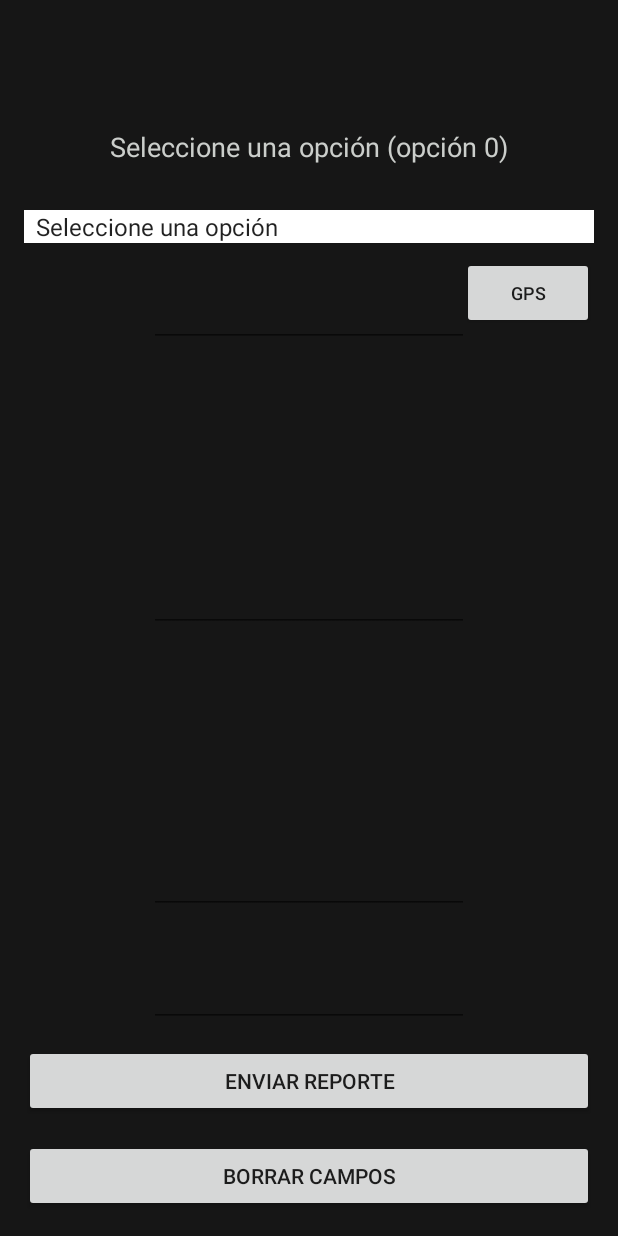
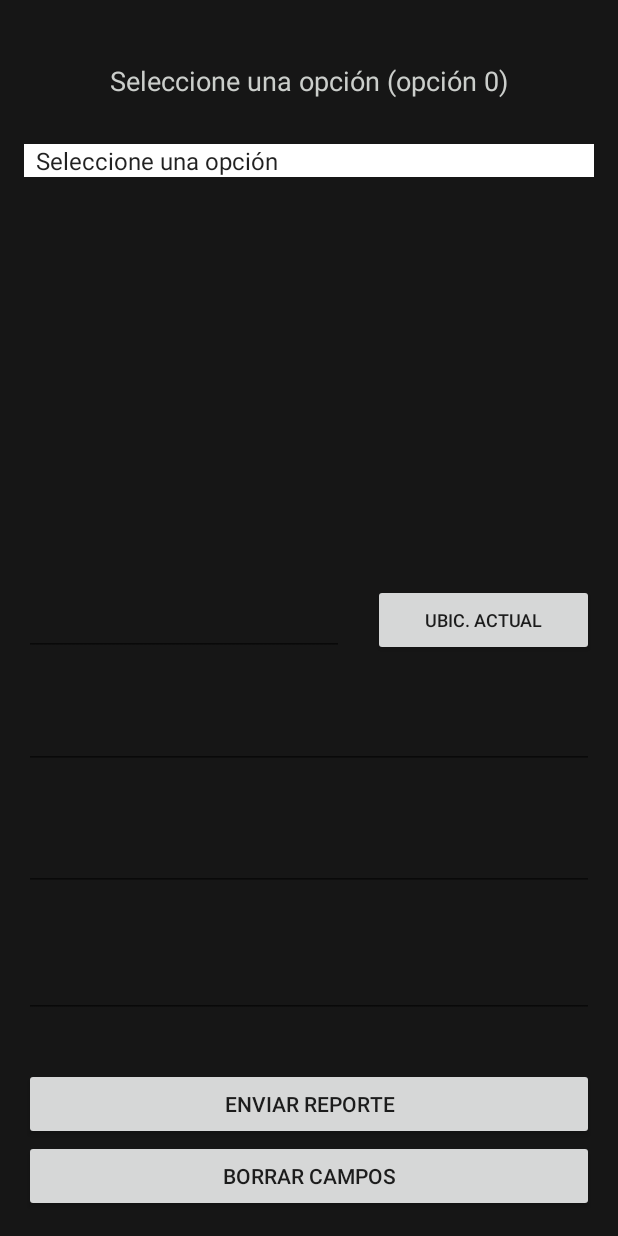
Before and after one commit to kzrrz/MyApplication, an Android app: the ReporteActivity screen opened directly, with no data from a screen before it, on a phone screen of 412 x 824 dp. Run offline under Robolectric (Android 15) with nearby library versions, the phone set to English and light mode, and no system bars.

Commit message:
Versión 0.7: -UI refinado -Imágenes añadidas

```diff
--- a/app/src/main/AndroidManifest.xml
+++ b/app/src/main/AndroidManifest.xml
@@ -4,7 +4,7 @@
 
     <application
         android:allowBackup="true"
-        android:icon="@mipmap/ic_launcher"
+        android:icon="@drawable/logo_color"
         android:label="@string/encabezadoMenuPpal"
         android:supportsRtl="true"
         android:theme="@style/AppTheme">
--- a/app/src/main/java/com/example/lsc/perrerampal/ReporteActivity.java
+++ b/app/src/main/java/com/example/lsc/perrerampal/ReporteActivity.java
@@ -19,17 +19,13 @@ public class ReporteActivity extends ActionBarActivity {
     //Declaraciones
     String opc;
     Button enviarBtn, borrarBtn, gpsBtn;
-    TextView msgTV, tV1, tV2, tV3, tV4;
+    TextView msgTV;
     EditText campo1, campo2, campo3, campo4;
     Spinner spn;
     ArrayAdapter<CharSequence> adapter;
 
     //Funciones:
-    void camposVisibles(){ //Activa la edición de los campos EditText y hace visibles los Hints.
-        tV1.setText(getString(R.string.arrowRep));
-        tV2.setText(getString(R.string.arrowRep));
-        tV3.setText(getString(R.string.arrowRep));
-        tV4.setText(getString(R.string.arrowRep));
+    void camposVisibles(){ //Activa la edición de los campos EditText y hace visibles los Hints.msg
         campo1.setHint(getString(R.string.lugRepHint));
         campo2.setHint(getString(R.string.repDescHint));
         campo3.setHint(getString(R.string.nombreRepHint));
@@ -39,10 +35,6 @@ public class ReporteActivity extends ActionBarActivity {
     }
 
     void camposNoVisibles(){ //Desactiva los campos, no se puede ingresar texto en los EditText.
-        tV1.setText("");
-        tV2.setText("");
-        tV3.setText("");
-        tV4.setText("");
         campo1.setHint(""); campo1.setFocusable(false);
         campo2.setHint(""); campo2.setFocusable(false);
         campo3.setHint(""); campo3.setFocusable(false);
@@ -50,7 +42,7 @@ public class ReporteActivity extends ActionBarActivity {
     }
 
     void borraCampos(){ //Borra el texto existente en los campos (los Hints permanecen)
-        campo1.setText(""); itallicDesactivado(); campo1.setHint(""); //Reestablecer el hint por si se queda activado el del botón "GPS"
+        campo1.setText(""); itallicDesactivado(); campo1.setHint(R.string.lugRepHint); //Reestablecer el hint por si se queda activado el del botón "GPS"
         campo2.setText("");
         campo3.setText("");
         campo4.setText("");
@@ -86,11 +78,16 @@ public class ReporteActivity extends ActionBarActivity {
         builder.setNegativeButton("No", new DialogInterface.OnClickListener() {
             public void onClick(DialogInterface dialog, int id) {
                 // Código para el onClick del Cancelar
+                // No hacer nada :v
             }
         });
         //Crear la alerta con la información que ya le dimos y ordenarle que la muestre
         builder.create();
         builder.show();
+    }
+
+    //Procedimiento para cuando el usuario quiere usar su ubicación actual.
+    protected void obtenerUbicación(){
     }
 
     @Override
@@ -102,9 +99,7 @@ public class ReporteActivity extends ActionBarActivity {
         enviarBtn = (Button) findViewById(R.id.envioReporteBtn);
         borrarBtn = (Button) findViewById(R.id.borrarBtn);
         gpsBtn = (Button) findViewById(R.id.ubicacionBtn);
-        msgTV = (TextView) findViewById(R.id.selecReporteTV); tV1 = (TextView) findViewById(R.id.textViewRep1);
-                tV2 =(TextView) findViewById(R.id.textViewRep2); tV3 = (TextView) findViewById(R.id.textViewRep3);
-                tV4 = (TextView) findViewById(R.id.textViewRep4);
+        msgTV = (TextView) findViewById(R.id.selecReporteTV);
         campo1 = (EditText) findViewById(R.id.lugarRepEditText); campo2 = (EditText) findViewById(R.id.descripcionRepEditText);
                 campo3 = (EditText) findViewById(R.id.nombreRepEditText); campo4 = (EditText) findViewById(R.id.telContactoEditText);
         spn = (Spinner) findViewById(R.id.reportSpinner);
@@ -116,6 +111,7 @@ public class ReporteActivity extends ActionBarActivity {
 
         camposNoVisibles();
 
+        //Spinner y sus elementos
         spn.setOnItemSelectedListener(new AdapterView.OnItemSelectedListener() {
             @Override
             public void onItemSelected(AdapterView<?> adapterView, View view, int i, long l) {
@@ -155,7 +151,7 @@ public class ReporteActivity extends ActionBarActivity {
                         Toast.makeText(getApplicationContext(), "Reporte de cadaver", Toast.LENGTH_SHORT).show();
                             camposVisibles();
                         break;
-                    case 7: //maltrato animal
+                    case 7:
                         Toast.makeText(getApplicationContext(), "Reporte de maltrato animal", Toast.LENGTH_SHORT).show();
                             camposVisibles();
                         break;
@@ -169,10 +165,13 @@ public class ReporteActivity extends ActionBarActivity {
                     }
                 });
 
+                //Evento onClick del botón "ubicación actual"
                 gpsBtn.setOnClickListener(new View.OnClickListener() { //Evento del botón "GPS"
                     @Override
                     public void onClick(View view) {
                         //Obtener ubicación actual
+
+
                         Toast.makeText(getApplicationContext(), "Obteniendo ubicación actual", Toast.LENGTH_SHORT).show();
                         itallicActivado();
                         campo1.setHint(getString(R.string.gpsStr));
--- a/app/src/main/java/com/example/lsc/perrerampal/SplashActivity.java
+++ b/app/src/main/java/com/example/lsc/perrerampal/SplashActivity.java
@@ -1,4 +1,4 @@
-package com.example.lsc.perrerampal;
+ package com.example.lsc.perrerampal;
 
 import android.content.Intent;
 import android.os.Handler;
@@ -17,7 +17,6 @@ public class SplashActivity extends AppCompatActivity {
         super.onCreate(savedInstanceState);
         setContentView(R.layout.activity_splash);
 
-
         //Código para el Splash Intro
         new Handler().postDelayed(new Runnable() {
             @Override
--- a/app/src/main/res/layout/activity_reporte.xml
+++ b/app/src/main/res/layout/activity_reporte.xml
@@ -10,20 +10,18 @@
     android:paddingTop="@dimen/activity_vertical_margin"
     tools:context="com.example.lsc.perrerampal.ReporteActivity">
 
-
-
     <TextView
         android:id="@+id/selecReporteTV"
         android:layout_width="match_parent"
         android:layout_height="wrap_content"
-        android:layout_alignParentLeft="true"
-        android:layout_alignParentStart="true"
-        android:layout_alignParentTop="true"
-        android:layout_marginTop="69dp"
+        android:layout_marginTop="25dp"
         android:text="@string/SelecReportTxt"
         android:textAlignment="center"
         android:textColor="@color/colorBlanco"
-        android:textSize="18sp" />
+        android:textSize="18sp"
+        android:layout_alignParentTop="true"
+        android:layout_alignParentLeft="true"
+        android:layout_alignParentStart="true" />
 
     <Spinner
         android:id="@+id/reportSpinner"
@@ -35,109 +33,69 @@
         android:layout_below="@+id/selecReporteTV"
         android:layout_marginTop="30dp" />
 
-    <TextView
-        android:id="@+id/textViewRep1"
-        android:layout_width="wrap_content"
-        android:layout_height="wrap_content"
-        android:layout_alignParentLeft="true"
-        android:layout_alignParentStart="true"
-        android:layout_below="@+id/reportSpinner"
-        android:layout_marginTop="38dp"
-        android:text=""
-        android:textColor="@color/colorBlanco"/>
-
-    <TextView
-        android:id="@+id/textViewRep2"
-        android:layout_width="wrap_content"
-        android:layout_height="wrap_content"
-        android:layout_alignParentLeft="true"
-        android:layout_alignParentStart="true"
-        android:layout_centerVertical="true"
-        android:text=""
-        android:textColor="@color/colorBlanco"
-        android:visibility="visible" />
-
-    <TextView
-        android:id="@+id/textViewRep3"
-        android:layout_width="wrap_content"
-        android:layout_height="wrap_content"
-        android:layout_above="@+id/textViewRep4"
-        android:layout_alignParentLeft="true"
-        android:layout_alignParentStart="true"
-        android:layout_marginBottom="56dp"
-        android:text=""
-        android:textColor="@color/colorBlanco" />
-
-    <TextView
-        android:id="@+id/textViewRep4"
-        android:layout_width="wrap_content"
-        android:layout_height="wrap_content"
-        android:layout_alignParentBottom="true"
-        android:layout_alignParentLeft="true"
-        android:layout_alignParentStart="true"
-        android:layout_marginBottom="104dp"
-        android:text=""
-        android:textColor="@color/colorBlanco" />
-
     <EditText
         android:id="@+id/lugarRepEditText"
         android:layout_width="wrap_content"
         android:layout_height="wrap_content"
-        android:layout_alignBaseline="@+id/textViewRep1"
-        android:layout_alignBottom="@+id/textViewRep2"
-        android:layout_centerHorizontal="true"
         android:ems="10"
+        android:hint="@string/lugRepHint"
         android:inputType="textPersonName"
         android:shadowColor="@color/colorBlanco"
-        android:hint="@string/lugRepHint"
+        android:textAppearance="@android:style/TextAppearance.Holo.Medium.Inverse"
+        android:textColor="@color/colorBlanco"
         android:textColorHint="@color/colorBlanco"
-        android:textAppearance="@android:style/TextAppearance.Holo.Medium.Inverse"
-        android:textColor="@color/colorBlanco" />
+        android:layout_above="@+id/descripcionRepEditText"
+        android:layout_alignParentLeft="true"
+        android:layout_alignParentStart="true"
+        android:layout_marginBottom="30dp" />
 
     <EditText
         android:id="@+id/descripcionRepEditText"
-        android:layout_width="wrap_content"
+        android:layout_width="fill_parent"
         android:layout_height="wrap_content"
         android:ems="10"
+        android:hint="@string/repDescHint"
         android:inputType="textPersonName"
         android:shadowColor="@color/colorBlanco"
-        android:hint="@string/repDescHint"
-        android:textColorHint="@color/colorBlanco"
         android:textAppearance="@android:style/TextAppearance.Holo.Medium.Inverse"
         android:textColor="@color/colorBlanco"
-        android:layout_alignBottom="@+id/textViewRep2"
-        android:layout_alignLeft="@+id/lugarRepEditText"
-        android:layout_alignStart="@+id/lugarRepEditText" />
+        android:textColorHint="@color/colorBlanco"
+        android:layout_marginBottom="36dp"
+        android:layout_above="@+id/nombreRepEditText"
+        android:layout_alignParentLeft="true"
+        android:layout_alignParentStart="true" />
 
     <EditText
         android:id="@+id/nombreRepEditText"
-        android:layout_width="wrap_content"
+        android:layout_width="fill_parent"
         android:layout_height="wrap_content"
         android:ems="10"
+        android:hint="@string/nombreRepHint"
         android:inputType="textPersonName"
         android:shadowColor="@color/colorBlanco"
-        android:hint="@string/nombreRepHint"
-        android:textColorHint="@color/colorBlanco"
         android:textAppearance="@android:style/TextAppearance.Holo.Medium.Inverse"
         android:textColor="@color/colorBlanco"
-        android:layout_above="@+id/textViewRep3"
-        android:layout_alignLeft="@+id/descripcionRepEditText"
-        android:layout_alignStart="@+id/descripcionRepEditText" />
+        android:textColorHint="@color/colorBlanco"
+        android:layout_marginBottom="39dp"
+        android:layout_above="@+id/telContactoEditText"
+        android:layout_alignParentLeft="true"
+        android:layout_alignParentStart="true" />
 
     <EditText
         android:id="@+id/telContactoEditText"
-        android:layout_width="wrap_content"
+        android:layout_width="fill_parent"
         android:layout_height="wrap_content"
         android:ems="10"
+        android:hint="@string/telContactHint"
         android:inputType="phone"
         android:shadowColor="@color/colorBlanco"
-        android:hint="@string/telContactHint"
-        android:textColorHint="@color/colorBlanco"
         android:textAppearance="@android:style/TextAppearance.Holo.Medium.Inverse"
         android:textColor="@color/colorBlanco"
-        android:layout_above="@+id/textViewRep4"
-        android:layout_alignLeft="@+id/nombreRepEditText"
-        android:layout_alignStart="@+id/nombreRepEditText" />
+        android:textColorHint="@color/colorBlanco"
+        android:layout_above="@+id/envioReporteBtn"
+        android:layout_alignParentLeft="true"
+        android:layout_alignParentStart="true"
+        android:layout_marginBottom="33dp" />
 
     <Button
         android:id="@+id/ubicacionBtn"
@@ -145,7 +103,10 @@
         android:layout_height="wrap_content"
         android:textSize="12sp"
         android:text="@string/ubicActual"
-        android:layout_alignBottom="@+id/textViewRep1"
+        android:layout_alignBottom="@+id/lugarRepEditText"
+        android:layout_toRightOf="@+id/lugarRepEditText"
+        android:layout_marginLeft="19dp"
+        android:layout_marginStart="19dp"
         android:layout_alignParentRight="true"
         android:layout_alignParentEnd="true" />
 
@@ -154,10 +115,9 @@
         android:layout_width="fill_parent"
         android:layout_height="wrap_content"
         android:text="@string/sendRep"
-        android:layout_below="@+id/textViewRep3"
+        android:layout_above="@+id/borrarBtn"
         android:layout_alignParentLeft="true"
-        android:layout_alignParentStart="true"
-        android:layout_marginTop="12dp" />
+        android:layout_alignParentStart="true" />
 
     <Button
         android:id="@+id/borrarBtn"
--- a/app/src/main/res/values/strings.xml
+++ b/app/src/main/res/values/strings.xml
@@ -19,8 +19,7 @@
         <item>Cadaver</item>
         <item>Maltrato animal</item>
     </string-array>
-    <string name="ubicActual">GPS</string>
-    <string name="arrowRep">---></string>
+    <string name="ubicActual">Ubic. Actual</string>
     <string name="lugRepHint">Lugar del reporte</string>
     <string name="repDescHint">Descripción</string>
     <string name="nombreRepHint">Nombre de quien reporta</string>
@@ -29,5 +28,5 @@
     <string name="sendRep">Enviar reporte</string>
     <string name="borrarStr">Borrar campos</string>
     <string name="alertBorrarCampos">¿Estás seguro de borrar todos los campos?</string>
-    <string name="alertBorrarCamposExt">Esta acción retornará todos los campos a su estado original.</string>
+    <string name="alertBorrarCamposExt">Esto dejará todos los campos en blanco.</string>
 </resources>
```
Also changed, not shown: app/src/main/java/com/example/lsc/perrerampal/MenuPrincipal.java (+8 -0 lines), app/src/main/res/layout/activity_menu_principal.xml (+22 -14 lines), app/src/main/res/layout/activity_splash.xml (+13 -9 lines).
